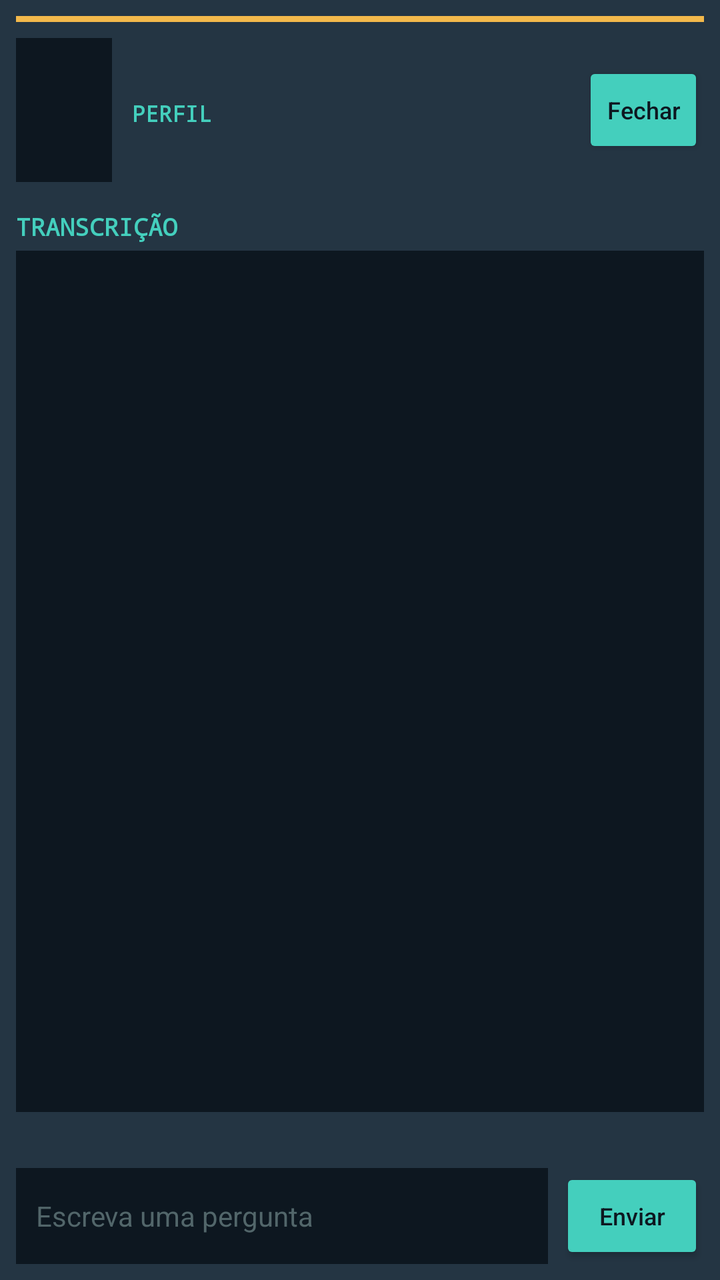
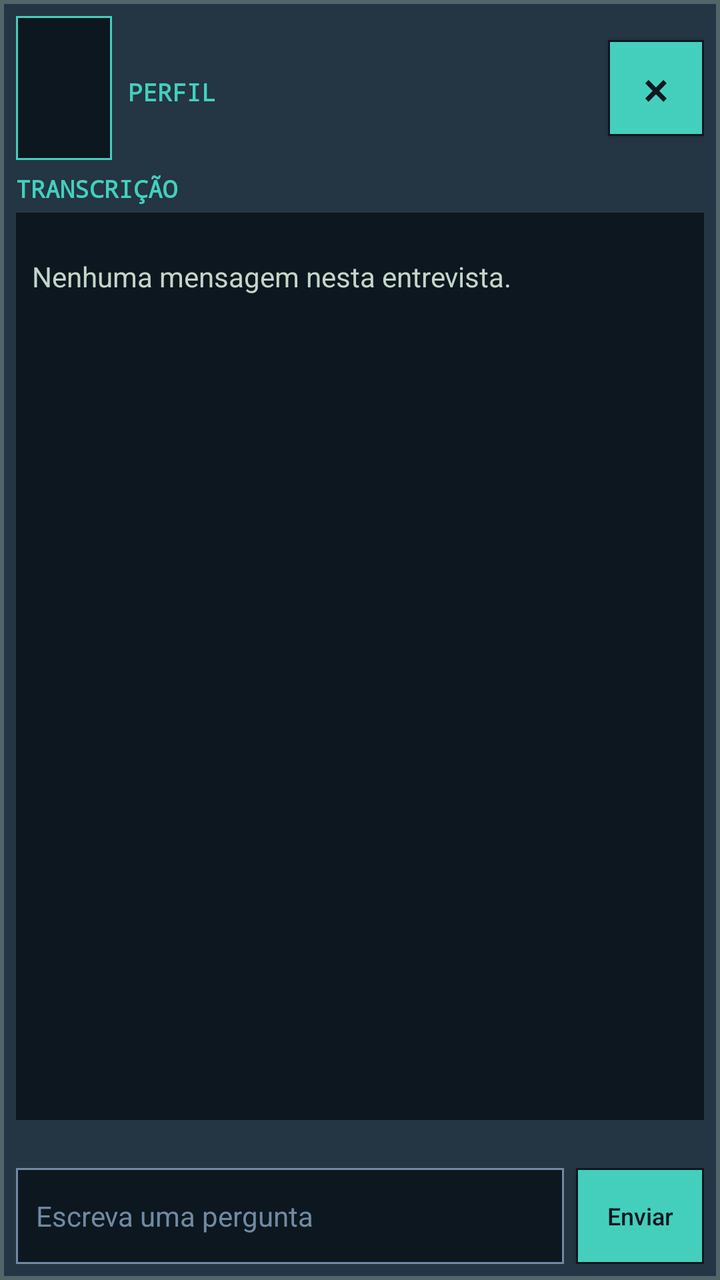

Screens rendered from an Android XML layout before and after an edit, with the pre-edit source and the edit as a unified diff.
<!-- AndroidManifest.xml: application theme Theme.Marvel -->
<!-- res/layout/dialog_interview.xml -->
<?xml version="1.0" encoding="utf-8"?>
<LinearLayout xmlns:android="http://schemas.android.com/apk/res/android"
    android:id="@+id/interview_root"
    android:layout_width="match_parent"
    android:layout_height="match_parent"
    android:background="#243543"
    android:orientation="vertical"
    android:padding="8dp">

    <View android:layout_width="match_parent" android:layout_height="3dp" android:background="#F2B84B" />

    <LinearLayout
        android:layout_width="match_parent"
        android:layout_height="wrap_content"
        android:gravity="center_vertical"
        android:orientation="horizontal"
        android:paddingTop="8dp"
        android:paddingBottom="6dp">

        <ImageView
            android:id="@+id/interview_portrait"
            android:layout_width="48dp"
            android:layout_height="72dp"
            android:background="#0D1720"
            android:contentDescription="@string/interview_portrait_description"
            android:scaleType="fitCenter" />

        <LinearLayout
            android:layout_width="0dp"
            android:layout_height="wrap_content"
            android:layout_marginStart="10dp"
            android:layout_weight="1"
            android:orientation="vertical">

            <TextView
                android:id="@+id/interview_name"
                android:layout_width="match_parent"
                android:layout_height="wrap_content"
                android:fontFamily="monospace"
                android:textColor="#C4D5C8"
                android:textSize="18sp"
                android:textStyle="bold" />

            <TextView
                android:layout_width="match_parent"
                android:layout_height="wrap_content"
                android:fontFamily="monospace"
                android:text="@string/interview_personality_tag"
                android:textColor="#44CFBD"
                android:textSize="11sp"
                android:textStyle="bold" />

            <TextView
                android:id="@+id/interview_personality"
                android:layout_width="match_parent"
                android:layout_height="wrap_content"
                android:paddingTop="3dp"
                android:textColor="#C4D5C8"
                android:textSize="13sp" />
        </LinearLayout>

        <Button
            android:id="@+id/interview_close"
            android:layout_width="wrap_content"
            android:layout_height="48dp"
            android:backgroundTint="#44CFBD"
            android:minWidth="48dp"
            android:text="@string/close"
            android:textAllCaps="false"
            android:textColor="#0D1720"
            android:textSize="12sp" />
    </LinearLayout>

    <TextView
        android:layout_width="match_parent"
        android:layout_height="wrap_content"
        android:layout_marginTop="8dp"
        android:fontFamily="monospace"
        android:text="@string/interview_transcript_title"
        android:textColor="#44CFBD"
        android:textSize="12sp"
        android:textStyle="bold" />

    <ScrollView
        android:id="@+id/interview_transcript_scroll"
        android:layout_width="match_parent"
        android:layout_height="0dp"
        android:layout_marginTop="4dp"
        android:layout_weight="1"
        android:background="#0D1720"
        android:fillViewport="true"
        android:overScrollMode="ifContentScrolls">

        <TextView
            android:id="@+id/interview_transcript"
            android:layout_width="match_parent"
            android:layout_height="wrap_content"
            android:padding="10dp"
            android:textColor="#C4D5C8"
            android:textSize="15sp" />
    </ScrollView>

    <TextView
        android:id="@+id/interview_status"
        android:layout_width="match_parent"
        android:layout_height="wrap_content"
        android:minHeight="28dp"
        android:paddingTop="4dp"
        android:textColor="#F2B84B"
        android:textSize="12sp" />

    <LinearLayout
        android:layout_width="match_parent"
        android:layout_height="wrap_content"
        android:gravity="center_vertical"
        android:orientation="horizontal">

        <EditText
            android:id="@+id/interview_input"
            android:layout_width="0dp"
            android:layout_height="48dp"
            android:layout_weight="1"
            android:background="#0D1720"
            android:hint="@string/chat_input_hint"
            android:imeOptions="actionSend|flagNoExtractUi"
            android:inputType="textCapSentences|textMultiLine"
            android:maxLines="2"
            android:paddingStart="10dp"
            android:paddingEnd="10dp"
            android:textColor="#C4D5C8"
            android:textColorHint="#52666A"
            android:textSize="14sp" />

        <Button
            android:id="@+id/interview_send"
            android:layout_width="wrap_content"
            android:layout_height="48dp"
            android:layout_marginStart="6dp"
            android:backgroundTint="#44CFBD"
            android:minWidth="72dp"
            android:text="@string/send_message"
            android:textAllCaps="false"
            android:textColor="#0D1720"
            android:textSize="12sp" />
    </LinearLayout>

    <Button
        android:id="@+id/interview_retry"
        android:layout_width="match_parent"
        android:layout_height="48dp"
        android:layout_marginTop="4dp"
        android:backgroundTint="#F2B84B"
        android:text="@string/retry"
        android:textAllCaps="false"
        android:textColor="#0D1720"
        android:visibility="gone" />
</LinearLayout>
<!-- resources referenced by this layout -->
<resources>
  <string name="chat_input_hint">Escreva uma pergunta</string>
  <string name="close">Fechar</string>
  <string name="interview_personality_tag">PERFIL</string>
  <string name="interview_portrait_description">Retrato de %1$s</string>
  <string name="interview_transcript_title">TRANSCRIÇÃO</string>
  <string name="retry">Tentar novamente</string>
  <string name="send_message">Enviar</string>
  <style name="Theme.Marvel" parent="Base.Theme.Marvel" />
  <!-- unchanged entries left out for length: 1 -->
</resources>

<!-- the commit's change to res/layout/dialog_interview.xml (unified diff, before → after) -->
@@ -3,32 +3,33 @@
     android:id="@+id/interview_root"
     android:layout_width="match_parent"
     android:layout_height="match_parent"
-    android:background="#243543"
+    android:background="@drawable/interview_dialog_frame"
+    android:descendantFocusability="afterDescendants"
+    android:focusableInTouchMode="true"
     android:orientation="vertical"
     android:padding="8dp">
 
-    <View android:layout_width="match_parent" android:layout_height="3dp" android:background="#F2B84B" />
-
     <LinearLayout
+        android:id="@+id/interview_identity"
         android:layout_width="match_parent"
         android:layout_height="wrap_content"
         android:gravity="center_vertical"
         android:orientation="horizontal"
-        android:paddingTop="8dp"
         android:paddingBottom="6dp">
 
         <ImageView
             android:id="@+id/interview_portrait"
             android:layout_width="48dp"
             android:layout_height="72dp"
-            android:background="#0D1720"
+            android:background="@drawable/interview_portrait_frame"
             android:contentDescription="@string/interview_portrait_description"
+            android:padding="1dp"
             android:scaleType="fitCenter" />
 
         <LinearLayout
             android:layout_width="0dp"
             android:layout_height="wrap_content"
-            android:layout_marginStart="10dp"
+            android:layout_marginStart="8dp"
             android:layout_weight="1"
             android:orientation="vertical">
 
@@ -36,9 +37,11 @@
                 android:id="@+id/interview_name"
                 android:layout_width="match_parent"
                 android:layout_height="wrap_content"
+                android:ellipsize="end"
                 android:fontFamily="monospace"
+                android:maxLines="2"
                 android:textColor="#C4D5C8"
-                android:textSize="18sp"
+                android:textSize="16sp"
                 android:textStyle="bold" />
 
             <TextView
@@ -47,35 +50,39 @@
                 android:fontFamily="monospace"
                 android:text="@string/interview_personality_tag"
                 android:textColor="#44CFBD"
-                android:textSize="11sp"
+                android:textSize="12sp"
                 android:textStyle="bold" />
 
             <TextView
                 android:id="@+id/interview_personality"
                 android:layout_width="match_parent"
                 android:layout_height="wrap_content"
-                android:paddingTop="3dp"
+                android:ellipsize="end"
+                android:maxLines="2"
                 android:textColor="#C4D5C8"
                 android:textSize="13sp" />
         </LinearLayout>
 
         <Button
             android:id="@+id/interview_close"
-            android:layout_width="wrap_content"
+            android:layout_width="48dp"
             android:layout_height="48dp"
-            android:backgroundTint="#44CFBD"
+            android:background="@drawable/interview_close_selector"
+            android:contentDescription="@string/close"
+            android:focusable="true"
             android:minWidth="48dp"
-            android:text="@string/close"
-            android:textAllCaps="false"
+            android:minHeight="48dp"
+            android:nextFocusForward="@id/interview_input"
+            android:text="×"
             android:textColor="#0D1720"
-            android:textSize="12sp" />
+            android:textSize="24sp" />
     </LinearLayout>
 
     <TextView
         android:layout_width="match_parent"
         android:layout_height="wrap_content"
-        android:layout_marginTop="8dp"
         android:fontFamily="monospace"
+        android:paddingBottom="4dp"
         android:text="@string/interview_transcript_title"
         android:textColor="#44CFBD"
         android:textSize="12sp"
@@ -85,33 +92,46 @@
         android:id="@+id/interview_transcript_scroll"
         android:layout_width="match_parent"
         android:layout_height="0dp"
-        android:layout_marginTop="4dp"
         android:layout_weight="1"
         android:background="#0D1720"
+        android:clipToPadding="false"
         android:fillViewport="true"
+        android:focusable="false"
+        android:minHeight="48dp"
         android:overScrollMode="ifContentScrolls">
 
-        <TextView
+        <LinearLayout
             android:id="@+id/interview_transcript"
             android:layout_width="match_parent"
             android:layout_height="wrap_content"
-            android:padding="10dp"
-            android:textColor="#C4D5C8"
-            android:textSize="15sp" />
+            android:orientation="vertical"
+            android:padding="8dp">
+
+            <TextView
+                android:id="@+id/interview_transcript_empty"
+                android:layout_width="match_parent"
+                android:layout_height="wrap_content"
+                android:gravity="center_vertical"
+                android:minHeight="48dp"
+                android:text="@string/chat_empty"
+                android:textColor="#C4D5C8"
+                android:textSize="14sp" />
+        </LinearLayout>
     </ScrollView>
 
     <TextView
         android:id="@+id/interview_status"
         android:layout_width="match_parent"
         android:layout_height="wrap_content"
-        android:minHeight="28dp"
-        android:paddingTop="4dp"
+        android:accessibilityLiveRegion="polite"
+        android:minHeight="24dp"
+        android:paddingTop="3dp"
         android:textColor="#F2B84B"
         android:textSize="12sp" />
 
     <LinearLayout
         android:layout_width="match_parent"
-        android:layout_height="wrap_content"
+        android:layout_height="48dp"
         android:gravity="center_vertical"
         android:orientation="horizontal">
 
@@ -120,38 +140,47 @@
             android:layout_width="0dp"
             android:layout_height="48dp"
             android:layout_weight="1"
-            android:background="#0D1720"
+            android:background="@drawable/interview_input_frame"
             android:hint="@string/chat_input_hint"
             android:imeOptions="actionSend|flagNoExtractUi"
             android:inputType="textCapSentences|textMultiLine"
             android:maxLines="2"
+            android:minHeight="48dp"
+            android:minWidth="88dp"
+            android:nextFocusForward="@id/interview_send"
             android:paddingStart="10dp"
             android:paddingEnd="10dp"
             android:textColor="#C4D5C8"
-            android:textColorHint="#52666A"
+            android:textColorHint="#718AA3"
             android:textSize="14sp" />
 
         <Button
             android:id="@+id/interview_send"
-            android:layout_width="wrap_content"
+            android:layout_width="64dp"
             android:layout_height="48dp"
             android:layout_marginStart="6dp"
-            android:backgroundTint="#44CFBD"
-            android:minWidth="72dp"
+            android:background="@drawable/interview_send_selector"
+            android:minWidth="48dp"
+            android:minHeight="48dp"
+            android:nextFocusForward="@id/interview_retry"
             android:text="@string/send_message"
             android:textAllCaps="false"
             android:textColor="#0D1720"
             android:textSize="12sp" />
+
+        <Button
+            android:id="@+id/interview_retry"
+            android:layout_width="96dp"
+            android:layout_height="48dp"
+            android:layout_marginStart="4dp"
+            android:background="@drawable/interview_retry_selector"
+            android:minWidth="48dp"
+            android:minHeight="48dp"
+            android:nextFocusForward="@id/interview_close"
+            android:text="@string/retry"
+            android:textAllCaps="false"
+            android:textColor="#0D1720"
+            android:textSize="11sp"
+            android:visibility="gone" />
     </LinearLayout>
-
-    <Button
-        android:id="@+id/interview_retry"
-        android:layout_width="match_parent"
-        android:layout_height="48dp"
-        android:layout_marginTop="4dp"
-        android:backgroundTint="#F2B84B"
-        android:text="@string/retry"
-        android:textAllCaps="false"
-        android:textColor="#0D1720"
-        android:visibility="gone" />
 </LinearLayout>
<!-- resource entries referenced after the edit -->
@@ -1,5 +1,92 @@
 <!-- resources referenced by this layout -->
 <resources>
+  <!-- drawable interview_close_selector (drawable) -->
+  <?xml version="1.0" encoding="utf-8"?>
+  <selector xmlns:android="http://schemas.android.com/apk/res/android">
+      <item android:state_focused="true">
+          <shape android:shape="rectangle">
+              <solid android:color="#F2B84B" />
+              <stroke android:width="2dp" android:color="#C4D5C8" />
+              <corners android:radius="0dp" />
+          </shape>
+      </item>
+      <item>
+          <shape android:shape="rectangle">
+              <solid android:color="#44CFBD" />
+              <stroke android:width="1dp" android:color="#0D1720" />
+              <corners android:radius="0dp" />
+          </shape>
+      </item>
+  </selector>
+  <!-- drawable interview_dialog_frame (drawable) -->
+  <?xml version="1.0" encoding="utf-8"?>
+  <shape xmlns:android="http://schemas.android.com/apk/res/android" android:shape="rectangle">
+      <solid android:color="#243543" />
+      <stroke android:width="2dp" android:color="#52666A" />
+      <corners android:radius="0dp" />
+  </shape>
+  <!-- drawable interview_input_frame (drawable) -->
+  <?xml version="1.0" encoding="utf-8"?>
+  <selector xmlns:android="http://schemas.android.com/apk/res/android">
+      <item android:state_focused="true">
+          <shape android:shape="rectangle">
+              <solid android:color="#0D1720" />
+              <stroke android:width="2dp" android:color="#F2B84B" />
+              <corners android:radius="0dp" />
+          </shape>
+      </item>
+      <item>
+          <shape android:shape="rectangle">
+              <solid android:color="#0D1720" />
+              <stroke android:width="1dp" android:color="#718AA3" />
+              <corners android:radius="0dp" />
+          </shape>
+      </item>
+  </selector>
+  <!-- drawable interview_portrait_frame (drawable) -->
+  <?xml version="1.0" encoding="utf-8"?>
+  <shape xmlns:android="http://schemas.android.com/apk/res/android" android:shape="rectangle">
+      <solid android:color="#0D1720" />
+      <stroke android:width="1dp" android:color="#44CFBD" />
+      <corners android:radius="0dp" />
+  </shape>
+  <!-- drawable interview_retry_selector (drawable) -->
+  <?xml version="1.0" encoding="utf-8"?>
+  <selector xmlns:android="http://schemas.android.com/apk/res/android">
+      <item android:state_focused="true">
+          <shape android:shape="rectangle">
+              <solid android:color="#0D1720" />
+              <stroke android:width="2dp" android:color="#F2B84B" />
+              <corners android:radius="0dp" />
+          </shape>
+      </item>
+      <item>
+          <shape android:shape="rectangle">
+              <solid android:color="#F2B84B" />
+              <stroke android:width="1dp" android:color="#0D1720" />
+              <corners android:radius="0dp" />
+          </shape>
+      </item>
+  </selector>
+  <!-- drawable interview_send_selector (drawable) -->
+  <?xml version="1.0" encoding="utf-8"?>
+  <selector xmlns:android="http://schemas.android.com/apk/res/android">
+      <item android:state_focused="true">
+          <shape android:shape="rectangle">
+              <solid android:color="#F2B84B" />
+              <stroke android:width="2dp" android:color="#C4D5C8" />
+              <corners android:radius="0dp" />
+          </shape>
+      </item>
+      <item>
+          <shape android:shape="rectangle">
+              <solid android:color="#44CFBD" />
+              <stroke android:width="1dp" android:color="#0D1720" />
+              <corners android:radius="0dp" />
+          </shape>
+      </item>
+  </selector>
+  <string name="chat_empty">Nenhuma mensagem nesta entrevista.</string>
   <string name="chat_input_hint">Escreva uma pergunta</string>
   <string name="close">Fechar</string>
   <string name="interview_personality_tag">PERFIL</string>
